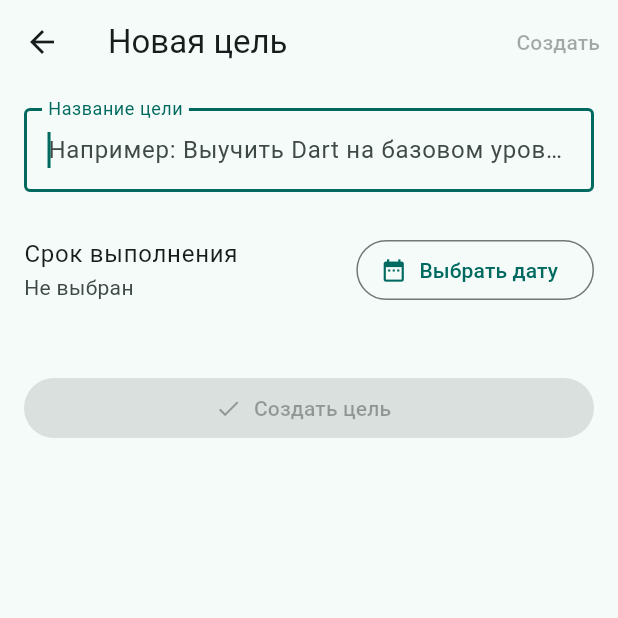
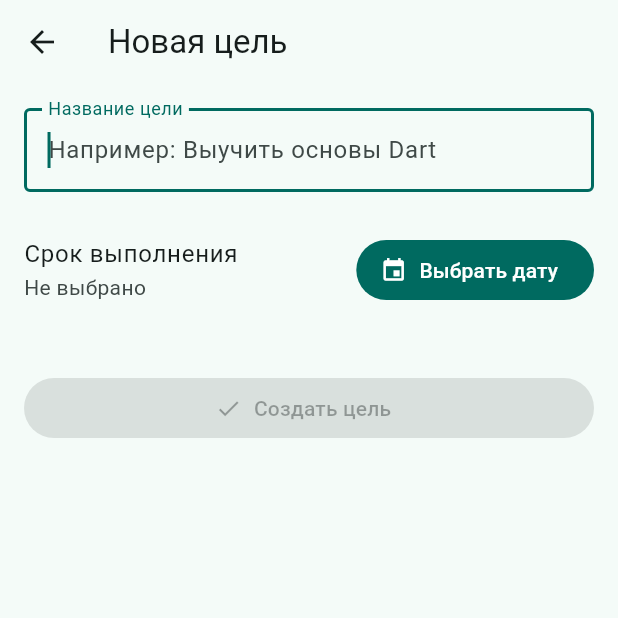
Before and after one commit to Andrew-Savin-msk/prac7, a Flutter app: the screen it shows after launch, after a tap on "Новая цель", on a phone screen of 412 x 824 dp, the top half of it. Run offline on Flutter 3.47's test engine with Material 3 defaults, Android fonts, the phone set to English and light mode, and no system bars; our stand-ins replace cached_network_image; network calls fail.

```diff
--- a/lib/features/goals/screens/add_goal_screen.dart
+++ b/lib/features/goals/screens/add_goal_screen.dart
@@ -1,9 +1,11 @@
-
 import 'package:flutter/material.dart';
 import '../models/goal_model.dart';
+import '../services/goal_service.dart';
+import 'goals_list_screen.dart';
 
 class AddGoalScreen extends StatefulWidget {
-  const AddGoalScreen({super.key});
+  final GoalService goalService;
+  const AddGoalScreen({super.key, required this.goalService});
 
   @override
   State<AddGoalScreen> createState() => _AddGoalScreenState();
@@ -44,8 +46,20 @@ class _AddGoalScreenState extends State<AddGoalScreen> {
       );
       return;
     }
-    final goal = Goal(title: _titleController.text.trim(), deadline: _deadline!);
-    Navigator.of(context).pop<Goal>(goal);
+
+    final goal = Goal(
+      title: _titleController.text.trim(),
+      deadline: _deadline!,
+    );
+
+    widget.goalService.addGoal(goal);
+
+    Navigator.pushReplacement(
+      context,
+      MaterialPageRoute(
+        builder: (_) => GoalsListScreen(goalService: widget.goalService),
+      ),
+    );
   }
 
   @override
@@ -55,12 +69,7 @@ class _AddGoalScreenState extends State<AddGoalScreen> {
     return Scaffold(
       appBar: AppBar(
         title: const Text('Новая цель'),
-        actions: [
-          TextButton(
-            onPressed: canSave ? _save : null,
-            child: const Text('Создать'),
-          ),
-        ],
+        leading: BackButton(onPressed: () => Navigator.pop(context)),
       ),
       body: Form(
         key: _formKey,
@@ -73,11 +82,14 @@ class _AddGoalScreenState extends State<AddGoalScreen> {
               textInputAction: TextInputAction.next,
               decoration: const InputDecoration(
                 labelText: 'Название цели',
-                hintText: 'Например: Выучить Dart на базовом уровне',
+                hintText: 'Например: Выучить основы Dart',
                 border: OutlineInputBorder(),
               ),
-              validator: (v) =>
-              (v == null || v.trim().isEmpty) ? 'Введите название' : null,
+              validator: (v) {
+                if (v == null || v.trim().isEmpty) return 'Введите название';
+                if (v.trim().length < 3) return 'Минимум 3 символа';
+                return null;
+              },
               onChanged: (_) => setState(() {}),
             ),
             const SizedBox(height: 16),
@@ -86,12 +98,14 @@ class _AddGoalScreenState extends State<AddGoalScreen> {
               title: const Text('Срок выполнения'),
               subtitle: Text(
                 _deadline == null
-                    ? 'Не выбран'
-                    : '${_deadline!.day}.${_deadline!.month}.${_deadline!.year}',
+                    ? 'Не выбрано'
+                    : '${_deadline!.day.toString().padLeft(2, '0')}.'
+                    '${_deadline!.month.toString().padLeft(2, '0')}.'
+                    '${_deadline!.year}',
               ),
-              trailing: OutlinedButton.icon(
+              trailing: FilledButton.icon(
                 onPressed: _pickDate,
-                icon: const Icon(Icons.date_range),
+                icon: const Icon(Icons.event),
                 label: const Text('Выбрать дату'),
               ),
             ),
--- a/lib/features/goals/screens/goals_list_screen.dart
+++ b/lib/features/goals/screens/goals_list_screen.dart
@@ -23,19 +23,6 @@ class _GoalsListScreenState extends State<GoalsListScreen> {
   late final GoalService _goalService = widget.goalService ?? GoalService();
   final TextEditingController _searchController = TextEditingController();
   String _sortBy = 'none';
-
-  void _addGoal() {
-    // Открываем экран создания и передаём ТОТ ЖЕ сервис.
-    Navigator.push(
-      context,
-      MaterialPageRoute(
-        builder: (_) => AddGoalScreen(goalService: _goalService),
-      ),
-    );
-    // Важно: после сохранения внутри AddGoalScreen произойдёт pushReplacement
-    // на НОВЫЙ экземпляр GoalsListScreen с тем же сервисом, так что обновлённый список
-    // сразу будет на экране.
-  }
 
   void _deleteGoal(int index) {
     showDialog(
@@ -133,20 +120,6 @@ class _GoalsListScreenState extends State<GoalsListScreen> {
               );
             },
           ),
-          PopupMenuButton<String>(
-            onSelected: _sortGoals,
-            itemBuilder: (context) => const [
-              PopupMenuItem(value: 'none', child: Text('Без сортировки')),
-              PopupMenuItem(value: 'name', child: Text('По названию')),
-              PopupMenuItem(value: 'date', child: Text('По дате')),
-              PopupMenuItem(value: 'progress', child: Text('По прогрессу')),
-            ],
-          ),
-          IconButton(
-            icon: const Icon(Icons.delete_forever),
-            tooltip: 'Очистить всё',
-            onPressed: _goalService.goals.isEmpty ? null : _clearAll,
-          ),
         ],
       ),
       body: Padding(
@@ -168,7 +141,7 @@ class _GoalsListScreenState extends State<GoalsListScreen> {
                     context,
                     MaterialPageRoute(builder: (_) => GoalDetailScreen(goal: goal)),
                   );
-                  setState(() {}); // вернувшись с деталей — обновим список
+                  setState(() {});
                 },
               ),
             ),
@@ -182,4 +155,13 @@ class _GoalsListScreenState extends State<GoalsListScreen> {
       ),
     );
   }
+
+  void _addGoal() {
+    Navigator.push(
+      context,
+      MaterialPageRoute(
+        builder: (_) => AddGoalScreen(goalService: _goalService),
+      ),
+    );
+  }
 }
```
